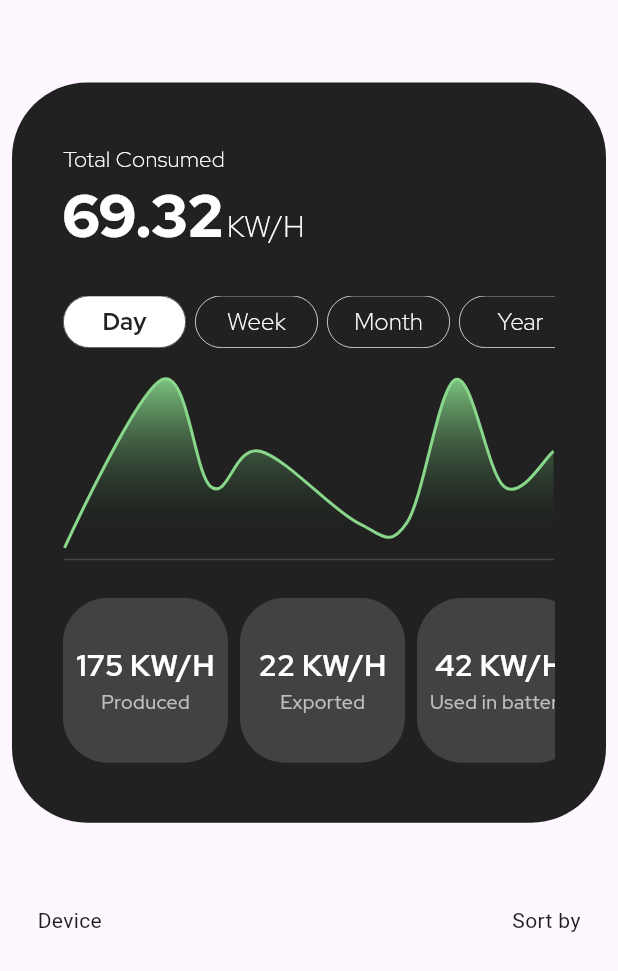
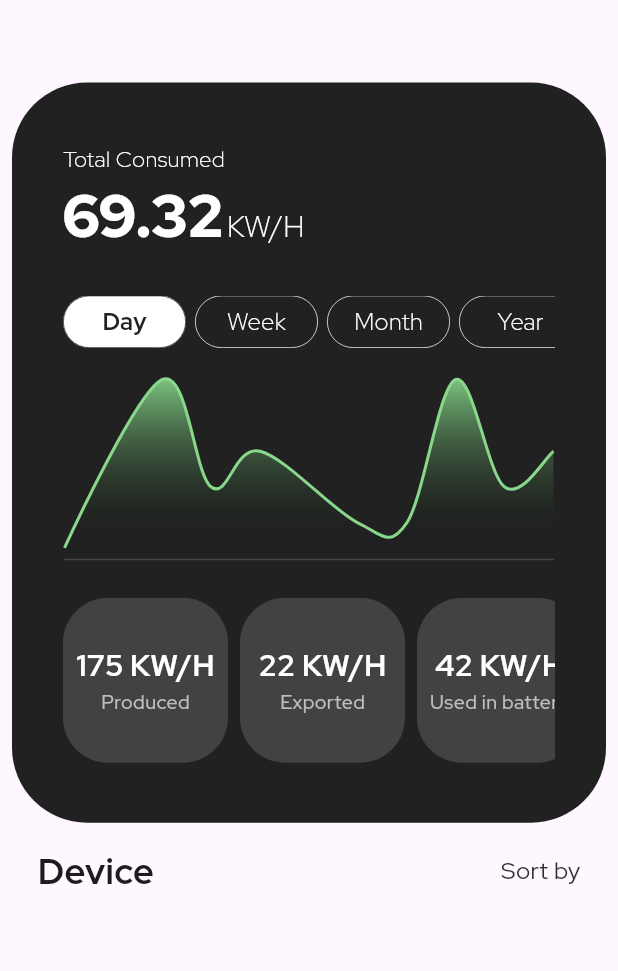
Before and after one commit to Kami-wasTaken/solar_panel_dribbble_clone, a Flutter app: the HomePage screen opened directly, on a phone screen of 412 x 824 dp. Shown: the top 971 px of the screen. Run offline on Flutter 3.47's test engine with Material 3 defaults, Android fonts, the phone set to English and light mode, and no system bars; drawn by our look-alikes of fl_chart; our stand-ins replace google_fonts, smooth_page_indicator.

Commit message:
Device header half complete

```diff
--- a/lib/pages/home_page.dart
+++ b/lib/pages/home_page.dart
@@ -14,13 +14,25 @@ class HomePage extends StatelessWidget {
       children: [
         SummaryChart(),
         Padding(
-          padding: const EdgeInsets.symmetric(horizontal: 25.0),
+          padding: const EdgeInsets.symmetric(horizontal: 25.0, vertical: 15.0),
           child: Row(
             mainAxisAlignment: MainAxisAlignment.spaceBetween,
-            crossAxisAlignment: CrossAxisAlignment.start,
+            crossAxisAlignment: CrossAxisAlignment.center,
             children: [
-              Text("Device"),
-              Text("Sort by"),
+              Text(
+                "Device",
+                style: GoogleFonts.redHatDisplay(
+                  fontSize: 24,
+                  fontWeight: FontWeight.bold,
+                ),
+              ),
+              Text(
+                "Sort by",
+                style: GoogleFonts.redHatDisplay(
+                  fontSize: 16,
+                  color: Colors.grey[850],
+                ),
+              ),
             ],
           ),
         ),
--- a/lib/pages/home_util/summary_chart.dart
+++ b/lib/pages/home_util/summary_chart.dart
@@ -45,7 +45,7 @@ class _SummaryChartState extends State<SummaryChart> {
   @override
   Widget build(BuildContext context) {
     return Padding(
-      padding: const EdgeInsets.symmetric(vertical: 55.0, horizontal: 8),
+      padding: const EdgeInsets.only(top: 55.0, left: 8, right: 8),
       child: Container(
         alignment: Alignment(0, 0),
         decoration: BoxDecoration(
```
